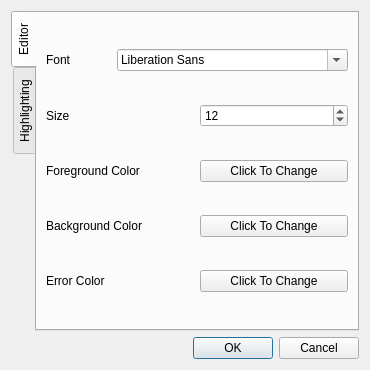
The window that utils/themeeditor/preferencesdialog.ui (Rockbox-Chinese-Community/Rockbox-RCC) describes before a commit, drawn with Qt 5.
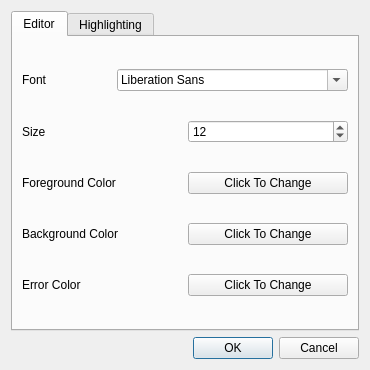
The same window after the commit.

Commit message: Theme Editor: Changed default font to monospaced, changed organization for the application to rockbox.org, moved tab bar in preferences dialog to the top of the window

What changed in the file:
```diff
--- a/utils/themeeditor/preferencesdialog.ui
+++ b/utils/themeeditor/preferencesdialog.ui
@@ -17,7 +17,7 @@
    <item>
     <widget class="QTabWidget" name="prefsGroups">
      <property name="tabPosition">
-      <enum>QTabWidget::West</enum>
+      <enum>QTabWidget::North</enum>
      </property>
      <property name="currentIndex">
       <number>0</number>
```
Left out of the diff: 3 changed lines with no effect on the pictures. The commit also changes 3 other files.
